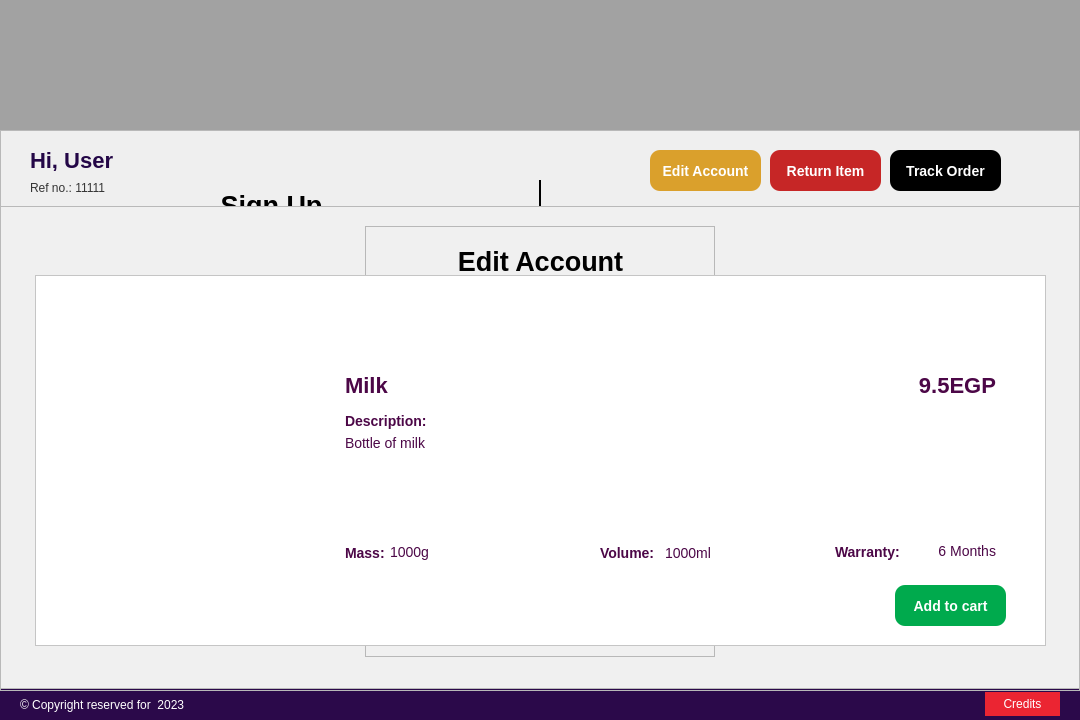
This is Import and export company management system/Importandexportcompanymanagementsystem.ui in youssef-saaed/Import-and-export-company-management-system as Qt 5 draws it before an edit. The edited form follows.
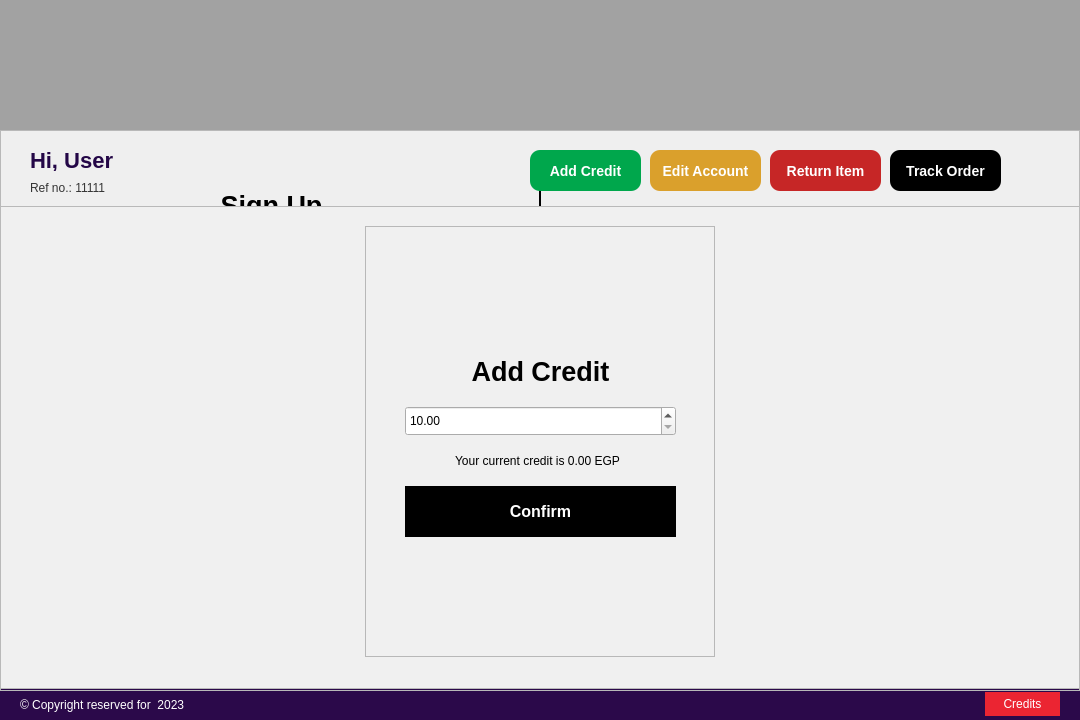
This is the edited form. Icons and pictures are not drawn.

```diff
--- a/Import and export company management system/Importandexportcompanymanagementsystem.ui
+++ b/Import and export company management system/Importandexportcompanymanagementsystem.ui
@@ -1595,6 +1595,179 @@
       </widget>
      </widget>
     </widget>
+    <widget class="QPushButton" name="addCreditBtn">
+     <property name="geometry">
+      <rect>
+       <x>530</x>
+       <y>20</y>
+       <width>111</width>
+       <height>41</height>
+      </rect>
+     </property>
+     <property name="cursor">
+      <cursorShape>PointingHandCursor</cursorShape>
+     </property>
+     <property name="styleSheet">
+      <string notr="true">#addCreditBtn{
+background-color:rgb(0, 167, 76);
+border:none;
+border-radius: 10%;
+color:#fff;
+font-size:14px;
+font-weight:600;
+}
+#addCreditBtn::hover{
+background-color:#fff;
+border: 1px solid rgb(0, 167, 76);
+color:rgb(0, 167, 76);
+}</string>
+     </property>
+     <property name="text">
+      <string>Add Credit</string>
+     </property>
+    </widget>
+    <widget class="QFrame" name="addCreditView">
+     <property name="enabled">
+      <bool>true</bool>
+     </property>
+     <property name="geometry">
+      <rect>
+       <x>0</x>
+       <y>76</y>
+       <width>1080</width>
+       <height>483</height>
+      </rect>
+     </property>
+     <property name="styleSheet">
+      <string notr="true">#addCreditView{
+background-color:rgb(240, 240, 240);
+}</string>
+     </property>
+     <property name="frameShape">
+      <enum>QFrame::StyledPanel</enum>
+     </property>
+     <property name="frameShadow">
+      <enum>QFrame::Raised</enum>
+     </property>
+     <widget class="QFrame" name="addCreditForm">
+      <property name="geometry">
+       <rect>
+        <x>365</x>
+        <y>20</y>
+        <width>350</width>
+        <height>431</height>
+       </rect>
+      </property>
+      <property name="frameShape">
+       <enum>QFrame::StyledPanel</enum>
+      </property>
+      <property name="frameShadow">
+       <enum>QFrame::Raised</enum>
+      </property>
+      <widget class="QLabel" name="addCreditL">
+       <property name="geometry">
+        <rect>
+         <x>80</x>
+         <y>120</y>
+         <width>191</width>
+         <height>51</height>
+        </rect>
+       </property>
+       <property name="text">
+        <string>&lt;html&gt;&lt;head/&gt;&lt;body&gt;&lt;p align=&quot;center&quot;&gt;&lt;span style=&quot; font-size:20pt; font-weight:700;&quot;&gt;Add Credit&lt;/span&gt;&lt;/p&gt;&lt;/body&gt;&lt;/html&gt;</string>
+       </property>
+      </widget>
+      <widget class="QPushButton" name="addCreditConfirmBtn">
+       <property name="geometry">
+        <rect>
+         <x>40</x>
+         <y>260</y>
+         <width>271</width>
+         <height>51</height>
+        </rect>
+       </property>
+       <property name="styleSheet">
+        <string notr="true">#addCreditConfirmBtn{
+background-color:#000000;
+color:#FFFFFF;
+border:none;
+font-size:16px;
+font-weight:700;
+transition: 1s;
+}
+#addCreditConfirmBtn:hover{
+background-color:#FFFFFF;
+color:#000000;
+border:1px solid #000000;
+}</string>
+       </property>
+       <property name="text">
+        <string>Confirm</string>
+       </property>
+      </widget>
+      <widget class="QLabel" name="currentCreditL">
+       <property name="geometry">
+        <rect>
+         <x>32</x>
+         <y>227</y>
+         <width>281</width>
+         <height>16</height>
+        </rect>
+       </property>
+       <property name="text">
+        <string>&lt;html&gt;&lt;head/&gt;&lt;body&gt;&lt;p align=&quot;center&quot;&gt;Your current credit is 0.00 EGP&lt;/p&gt;&lt;/body&gt;&lt;/html&gt;</string>
+       </property>
+      </widget>
+      <widget class="QDoubleSpinBox" name="addCreditAmount">
+       <property name="geometry">
+        <rect>
+         <x>40</x>
+         <y>180</y>
+         <width>271</width>
+         <height>30</height>
+        </rect>
+       </property>
+       <property name="minimum">
+        <double>10.000000000000000</double>
+       </property>
+       <property name="maximum">
+        <double>1000000.989999999990687</double>
+       </property>
+      </widget>
+     </widget>
+     <widget class="QPushButton" name="addCreditBackBtn">
+      <property name="geometry">
+       <rect>
+        <x>30</x>
+        <y>20</y>
+        <width>41</width>
+        <height>41</height>
+       </rect>
+      </property>
+      <property name="cursor">
+       <cursorShape>PointingHandCursor</cursorShape>
+      </property>
+      <property name="styleSheet">
+       <string notr="true">#addCreditBackBtn{
+background:none;
+border:none;
+}</string>
+      </property>
+      <property name="text">
+       <string/>
+      </property>
+      <property name="icon">
+       <iconset>
+        <normaloff>media/back arrow.png</normaloff>media/back arrow.png</iconset>
+      </property>
+      <property name="iconSize">
+       <size>
+        <width>24</width>
+        <height>24</height>
+       </size>
+      </property>
+     </widget>
+    </widget>
    </widget>
   </widget>
  </widget>
```
